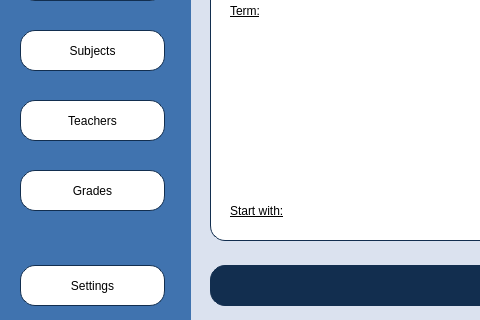
BeliaViktoria/Planner, file Planner/settingsmain.ui: the form before one commit; both pictures show x 0 to 480 and y 330 to 650 of the 1000 by 650 pixel window.
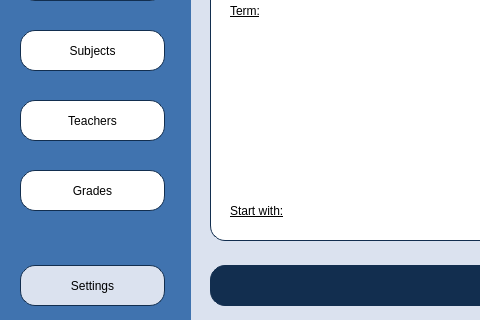
The form after the commit.

Commit message: menu buttons colors added

```diff
--- a/Planner/settingsmain.ui
+++ b/Planner/settingsmain.ui
@@ -254,7 +254,7 @@
     <property name="styleSheet">
      <string notr="true">font: 14pt &quot;Gentium Book Basic&quot;;
 color: black;
-background: rgb(255, 255, 255);
+background:rgb(219, 226, 239);
 border-radius: 15px;
 border-style: solid;
 border-width: 1px;
```
The commit also changes 7 other files.
